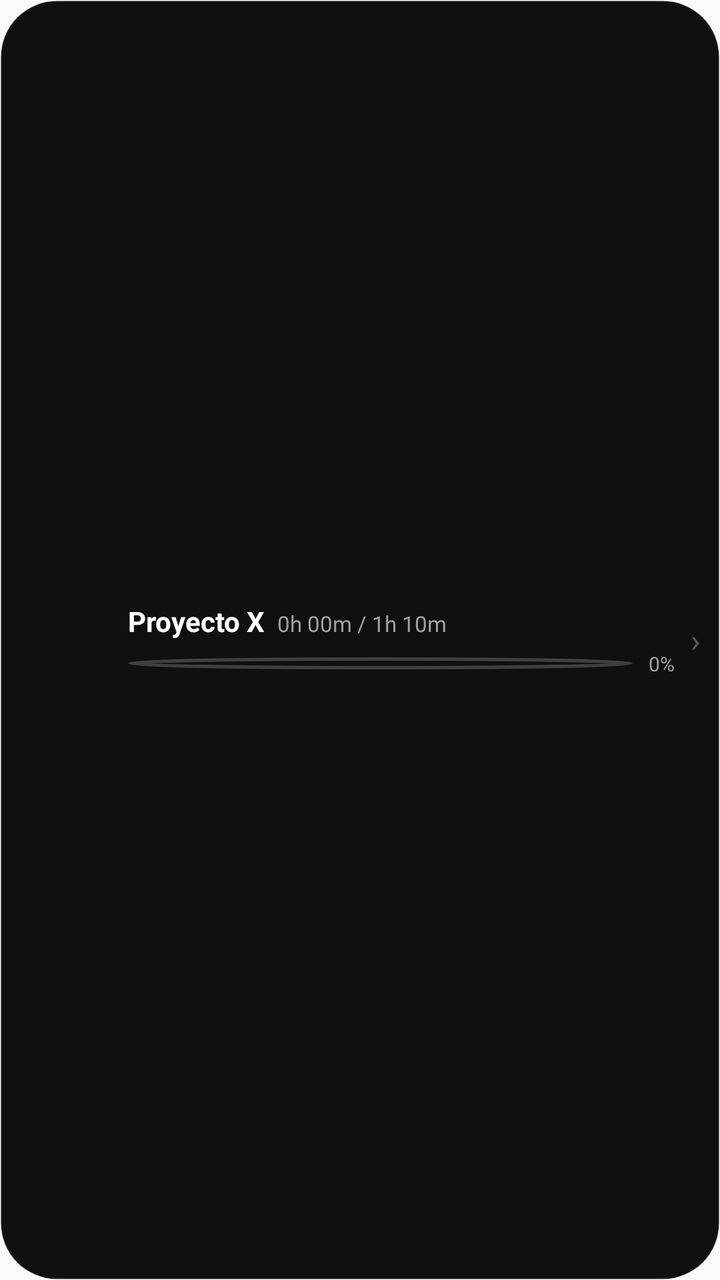
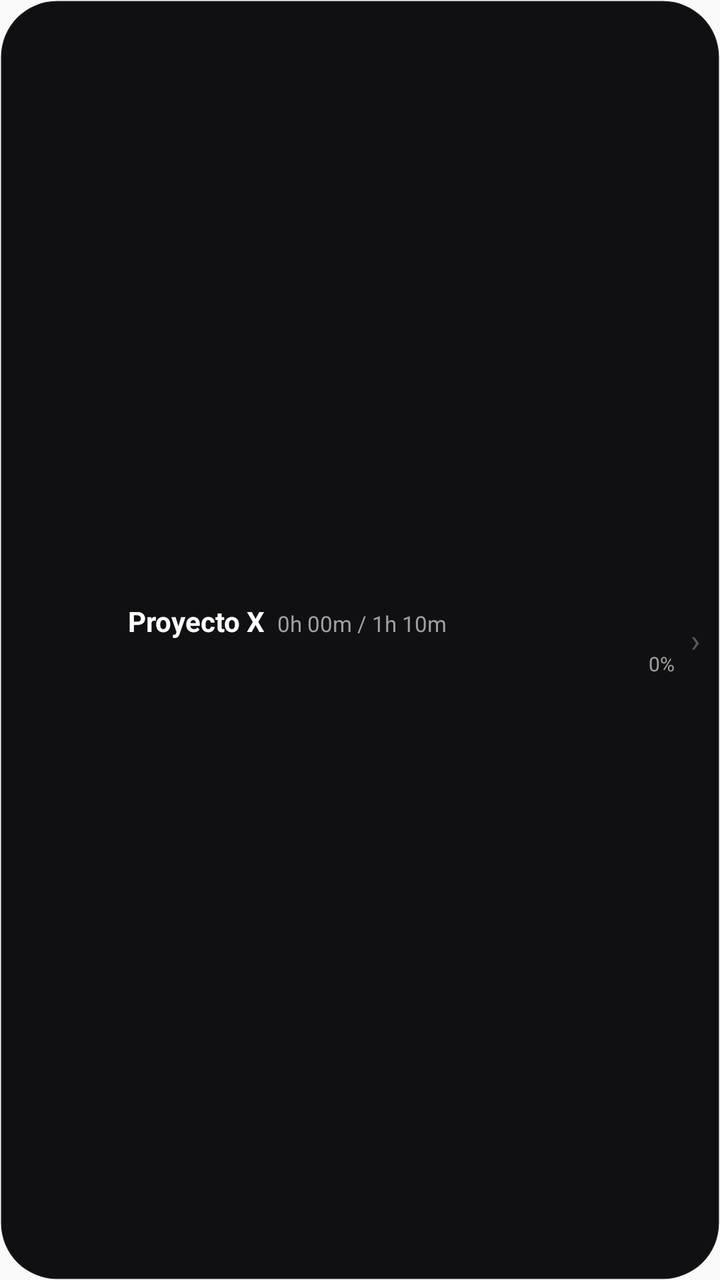

An Android layout rendered at two revisions. The XML below is the earlier revision; the diff shows what the commit changed to produce the second picture.
<!-- AndroidManifest.xml: application theme AppTheme -->
<!-- res/layout/widget_project_progress.xml -->
<?xml version="1.0" encoding="utf-8"?>
<FrameLayout xmlns:android="http://schemas.android.com/apk/res/android"
    android:layout_width="match_parent"
    android:layout_height="match_parent">

    
    <ImageView
        android:id="@+id/project_background_image"
        android:layout_width="match_parent"
        android:layout_height="match_parent"
        android:scaleType="fitXY"
        android:src="@drawable/widget_background" />

    
    <LinearLayout
        android:id="@+id/project_unconfigured_layout"
        android:layout_width="match_parent"
        android:layout_height="match_parent"
        android:gravity="center"
        android:orientation="vertical"
        android:padding="8dp"
        android:visibility="gone">

        <Button
            android:id="@+id/btn_select_project"
            android:layout_width="wrap_content"
            android:layout_height="wrap_content"
            android:text="Selecciona el proyecto"
            android:textColor="#FFFFFF"
            android:textSize="12sp"
            android:textStyle="bold"
            android:backgroundTint="#26FFFFFF"
            android:textAllCaps="false" />

    </LinearLayout>

    
    <RelativeLayout
        android:id="@+id/project_configured_layout"
        android:layout_width="match_parent"
        android:layout_height="match_parent"
        android:padding="10dp"
        android:visibility="visible">

        
        <ImageView
            android:id="@+id/project_glow_background"
            android:layout_width="match_parent"
            android:layout_height="match_parent"
            android:scaleType="fitXY" />

        <LinearLayout
            android:layout_width="match_parent"
            android:layout_height="match_parent"
            android:gravity="center_vertical"
            android:orientation="horizontal">

            
            <FrameLayout
                android:id="@+id/project_play_btn"
                android:layout_width="44dp"
                android:layout_height="44dp"
                android:layout_marginEnd="10dp"
                android:clickable="true"
                android:focusable="true">

                <ImageView
                    android:id="@+id/project_play_image"
                    android:layout_width="match_parent"
                    android:layout_height="match_parent"
                    android:scaleType="fitXY" />

            </FrameLayout>

            
            <LinearLayout
                android:layout_width="0dp"
                android:layout_height="wrap_content"
                android:layout_weight="1"
                android:orientation="vertical">

                
                <LinearLayout
                    android:layout_width="match_parent"
                    android:layout_height="wrap_content"
                    android:orientation="horizontal"
                    android:gravity="bottom">

                    <TextView
                        android:id="@+id/project_title"
                        android:layout_width="wrap_content"
                        android:layout_height="wrap_content"
                        android:textColor="#FFFFFF"
                        android:textSize="14sp"
                        android:textStyle="bold"
                        android:maxLines="1"
                        android:ellipsize="end"
                        android:text="Proyecto X"
                        android:layout_marginEnd="6dp" />

                    <TextView
                        android:id="@+id/project_time_fraction"
                        android:layout_width="wrap_content"
                        android:layout_height="wrap_content"
                        android:textColor="#A0A0A0"
                        android:textSize="11sp"
                        android:text="0h 00m / 1h 10m" />

                </LinearLayout>

                
                <LinearLayout
                    android:layout_width="match_parent"
                    android:layout_height="wrap_content"
                    android:orientation="horizontal"
                    android:gravity="center_vertical"
                    android:layout_marginTop="5dp">

                    <FrameLayout
                        android:layout_width="0dp"
                        android:layout_height="6dp"
                        android:layout_weight="1"
                        android:background="@drawable/widget_subtask_unchecked">

                        <ImageView
                            android:id="@+id/project_progress_bar_fill"
                            android:layout_width="match_parent"
                            android:layout_height="match_parent"
                            android:scaleType="fitXY" />

                    </FrameLayout>

                    <TextView
                        android:id="@+id/project_percentage_text"
                        android:layout_width="wrap_content"
                        android:layout_height="wrap_content"
                        android:textColor="#A0A0A0"
                        android:textSize="10sp"
                        android:layout_marginStart="8dp"
                        android:text="0%" />

                </LinearLayout>

            </LinearLayout>

            
            <TextView
                android:id="@+id/project_chevron"
                android:layout_width="wrap_content"
                android:layout_height="wrap_content"
                android:layout_marginStart="8dp"
                android:textColor="#4DFFFFFF"
                android:textSize="16sp"
                android:text="›" />

        </LinearLayout>

    </RelativeLayout>
</FrameLayout>
<!-- resources referenced by this layout -->
<resources>
  <!-- drawable widget_background (drawable) -->
  <?xml version="1.0" encoding="utf-8"?>
  <shape xmlns:android="http://schemas.android.com/apk/res/android"
      android:shape="rectangle">
      <solid android:color="#F0020204" />
      <corners android:radius="28dp" />
      <stroke
          android:width="1dp"
          android:color="#0DFFFFFF" />
  </shape>
  <!-- drawable widget_subtask_unchecked (drawable) -->
  <?xml version="1.0" encoding="utf-8"?>
  <shape xmlns:android="http://schemas.android.com/apk/res/android"
      android:shape="oval">
      <solid android:color="#00000000" />
      <stroke
          android:width="1.5dp"
          android:color="#33FFFFFF" />
      <size
          android:width="18dp"
          android:height="18dp" />
  </shape>
  <style name="AppTheme" parent="Theme.AppCompat.Light.DarkActionBar">
          
          <item name="colorPrimary">@color/colorPrimary</item>
          <item name="colorPrimaryDark">@color/colorPrimaryDark</item>
          <item name="colorAccent">@color/colorAccent</item>
      </style>
</resources>

<!-- the commit's change to res/layout/widget_project_progress.xml (unified diff, before → after) -->
@@ -120,7 +120,7 @@
                         android:layout_width="0dp"
                         android:layout_height="6dp"
                         android:layout_weight="1"
-                        android:background="@drawable/widget_subtask_unchecked">
+                        android:background="@android:color/transparent">
 
                         <ImageView
                             android:id="@+id/project_progress_bar_fill"
<!-- resource entries referenced after the edit -->
@@ -10,18 +10,6 @@
           android:width="1dp"
           android:color="#0DFFFFFF" />
   </shape>
-  <!-- drawable widget_subtask_unchecked (drawable) -->
-  <?xml version="1.0" encoding="utf-8"?>
-  <shape xmlns:android="http://schemas.android.com/apk/res/android"
-      android:shape="oval">
-      <solid android:color="#00000000" />
-      <stroke
-          android:width="1.5dp"
-          android:color="#33FFFFFF" />
-      <size
-          android:width="18dp"
-          android:height="18dp" />
-  </shape>
   <style name="AppTheme" parent="Theme.AppCompat.Light.DarkActionBar">
           
           <item name="colorPrimary">@color/colorPrimary</item>
